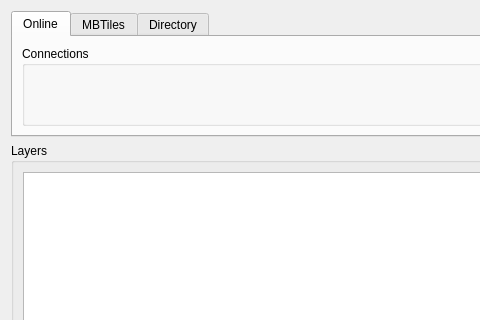
Qt form ui/dlg_connections.ui (geometalab/Vector-Tiles-Reader-QGIS-Plugin) before a commit; both pictures show x 0 to 480 and y 0 to 320 of the 880 by 748 pixel window.
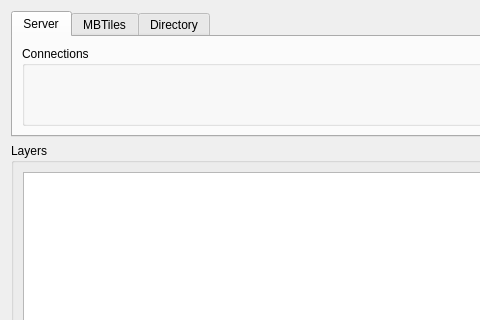
The same form after that commit.

Commit message: texts updated on connections dialog

The edit to the form file:
```diff
--- a/ui/dlg_connections.ui
+++ b/ui/dlg_connections.ui
@@ -89,7 +89,7 @@
      </property>
      <widget class="QWidget" name="tabServer">
       <attribute name="title">
-       <string>Online</string>
+       <string>Server</string>
       </attribute>
       <layout class="QGridLayout" name="gridLayout_4">
        <item row="0" column="0">
```
The commit also changes 5 other files.
